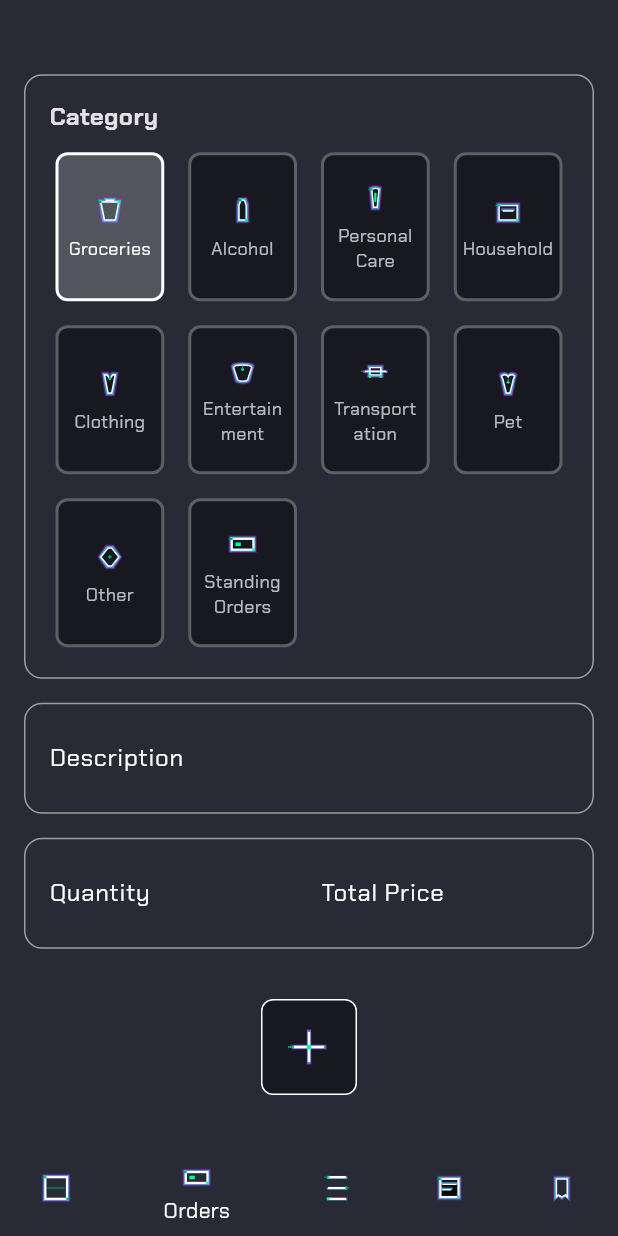
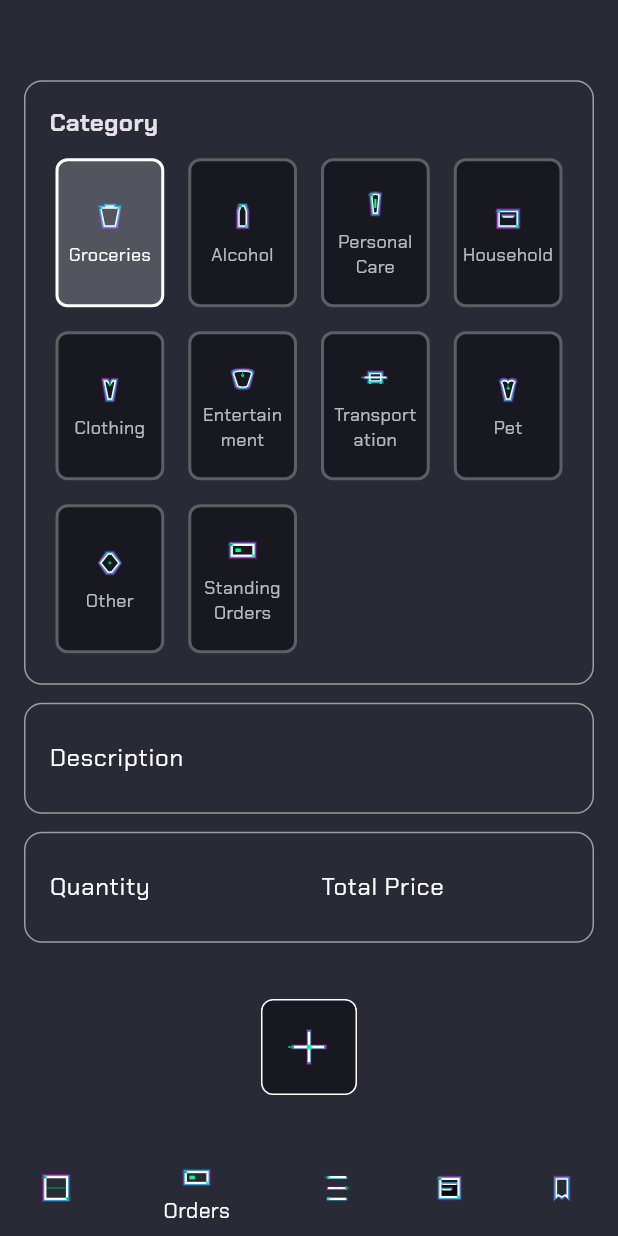
Before and after one commit to szysz3/expense_flow, a Flutter app: the screen it shows after launch, item 2 of the bottom bar chosen, on a phone screen of 412 x 824 dp. Run offline on Flutter 3.47's test engine with Material 3 defaults, Android fonts, the phone set to English and light mode, and no system bars; our stand-ins replace camera, dartz, dio, flutter_bloc, flutter_dotenv, flutter_svg and 7 more; generated files the repository leaves out were written again; network calls fail.

Commit message:
Change spacing

```diff
--- a/expense_flow_mobile/packages/presentation/lib/screen/add_item/add_item_screen.dart
+++ b/expense_flow_mobile/packages/presentation/lib/screen/add_item/add_item_screen.dart
@@ -76,9 +76,9 @@ class _AddItemViewState extends State<AddItemView> {
                             crossAxisAlignment: CrossAxisAlignment.stretch,
                             children: [
                               _buildCategorySection(state),
-                              const SizedBox(height: 16),
+                              const SizedBox(height: 12),
                               _buildDescriptionSection(),
-                              const SizedBox(height: 16),
+                              const SizedBox(height: 12),
                               _buildQuantityAndPriceSection(),
                             ],
                           ),
```
